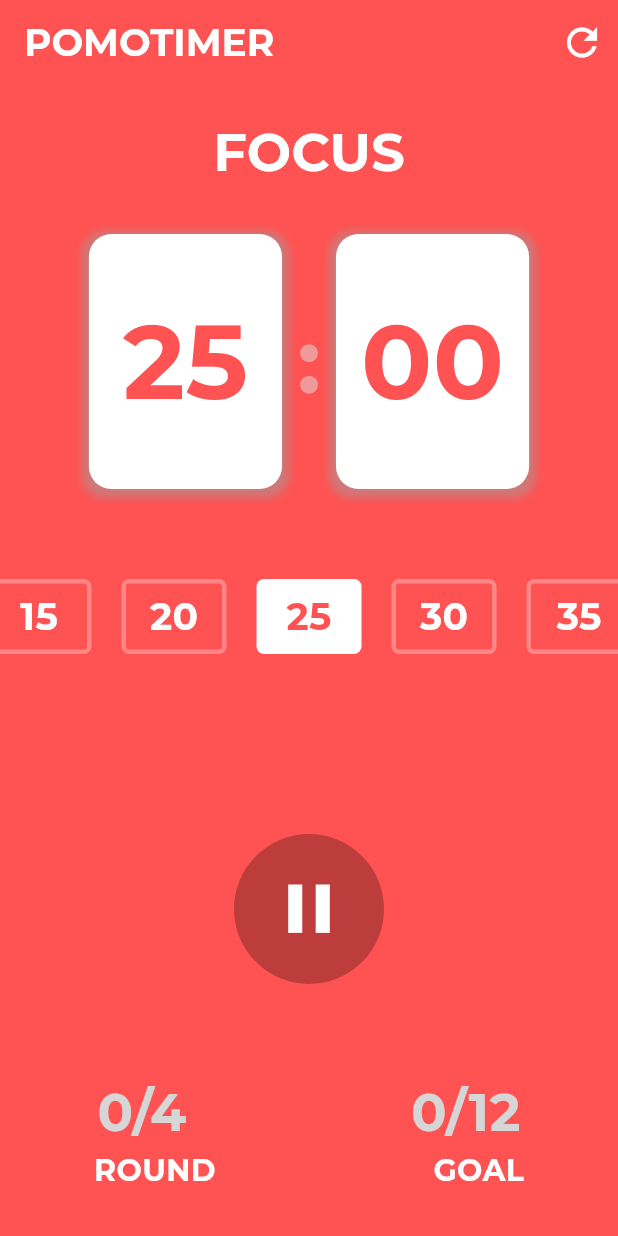
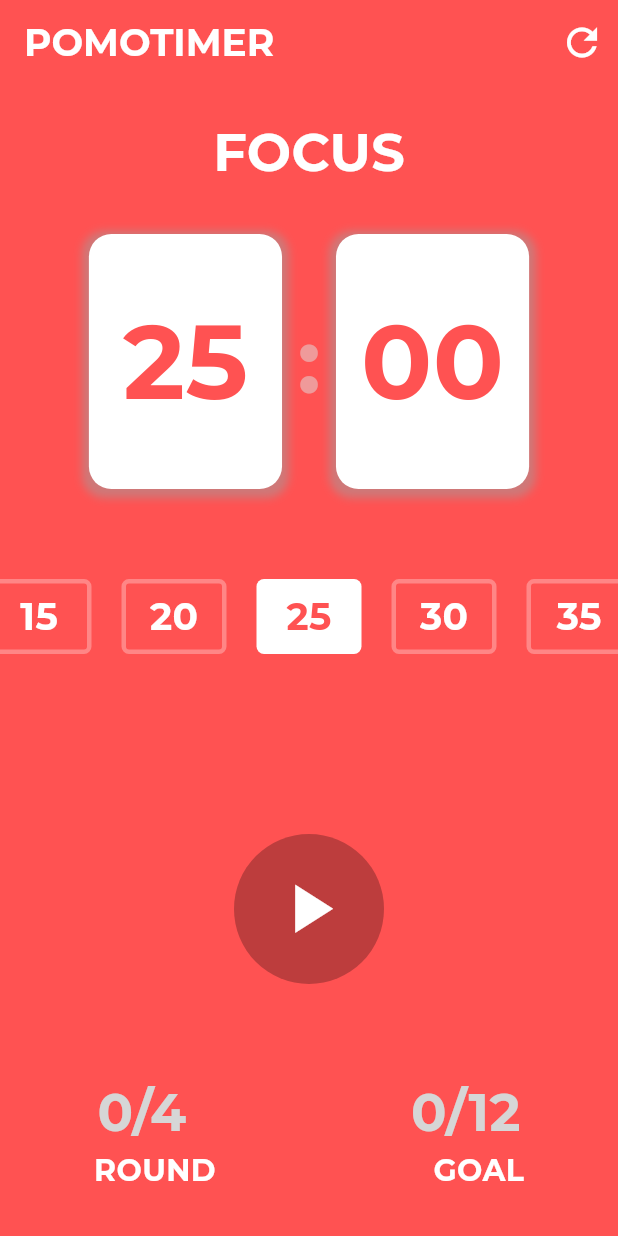
Before and after one commit to lechsebastian/pomodoro, a Flutter app: the screen it shows after launch, on a phone screen of 412 x 824 dp. Run offline on Flutter 3.47's test engine with Material 3 defaults, Android fonts, the phone set to English and light mode, and no system bars; our stand-ins replace google_fonts.

Commit message:
Implement timer countdown functionality

```diff
--- a/lib/main.dart
+++ b/lib/main.dart
@@ -23,7 +23,7 @@ class MyApp extends StatelessWidget {
         colorScheme: ColorScheme.fromSeed(seedColor: Colors.deepPurple),
         useMaterial3: true,
       ),
-      home: PomodoroScreen(),
+      home: const PomodoroScreen(),
     );
   }
 }
--- a/lib/pages/pomodoro_screen.dart
+++ b/lib/pages/pomodoro_screen.dart
@@ -30,16 +30,16 @@ class PomodoroScreen extends StatelessWidget {
           ),
         ],
       ),
-      body: SingleChildScrollView(
+      body: const SingleChildScrollView(
         child: Center(
           child: Column(
             children: [
-              const TimerCard(),
-              const SizedBox(height: 60),
+              TimerCard(),
+              SizedBox(height: 60),
               TimeOptions(),
-              const SizedBox(height: 120),
-              const TimeController(),
-              const SizedBox(height: 60),
+              SizedBox(height: 120),
+              TimeController(),
+              SizedBox(height: 60),
               Progress(),
             ],
           ),
--- a/lib/widgets/my_card.dart
+++ b/lib/widgets/my_card.dart
@@ -1,3 +1,5 @@
+// ignore_for_file: must_be_immutable
+
 import 'package:flutter/material.dart';
 import 'package:pomodoro/utils/utils.dart';
 
@@ -19,7 +21,7 @@ class MyCard extends StatelessWidget {
             color: Colors.grey.withOpacity(0.5),
             blurRadius: 4,
             spreadRadius: 4,
-            offset: Offset(0, 2),
+            offset: const Offset(0, 2),
           ),
         ],
       ),
--- a/lib/widgets/time_controller.dart
+++ b/lib/widgets/time_controller.dart
@@ -1,4 +1,6 @@
 import 'package:flutter/material.dart';
+import 'package:pomodoro/timer_service.dart';
+import 'package:provider/provider.dart';
 
 class TimeController extends StatefulWidget {
   const TimeController({super.key});
@@ -10,6 +12,8 @@ class TimeController extends StatefulWidget {
 class _TimeControllerState extends State<TimeController> {
   @override
   Widget build(BuildContext context) {
+    final provider = Provider.of<TimerService>(context);
+
     return Container(
       width: 100,
       height: 100,
@@ -19,12 +23,19 @@ class _TimeControllerState extends State<TimeController> {
       ),
       child: Center(
         child: IconButton(
-            onPressed: () {},
-            icon: const Icon(
-              Icons.pause,
-              color: Colors.white,
-              size: 55,
-            )),
+          onPressed: () {
+            if (provider.timerPlaying) {
+              provider.pauseTimer();
+            } else {
+              provider.startTimer();
+            }
+          },
+          icon: provider.timerPlaying
+              ? const Icon(Icons.pause)
+              : const Icon(Icons.play_arrow),
+          color: Colors.white,
+          iconSize: 55,
+        ),
       ),
     );
   }
--- a/lib/widgets/time_options.dart
+++ b/lib/widgets/time_options.dart
@@ -4,7 +4,7 @@ import 'package:pomodoro/utils/utils.dart';
 import 'package:provider/provider.dart';
 
 class TimeOptions extends StatelessWidget {
-  TimeOptions({super.key});
+  const TimeOptions({super.key});
 
   @override
   Widget build(BuildContext context) {
```
Also changed, not shown: lib/timer_service.dart (+21 -0 lines).
